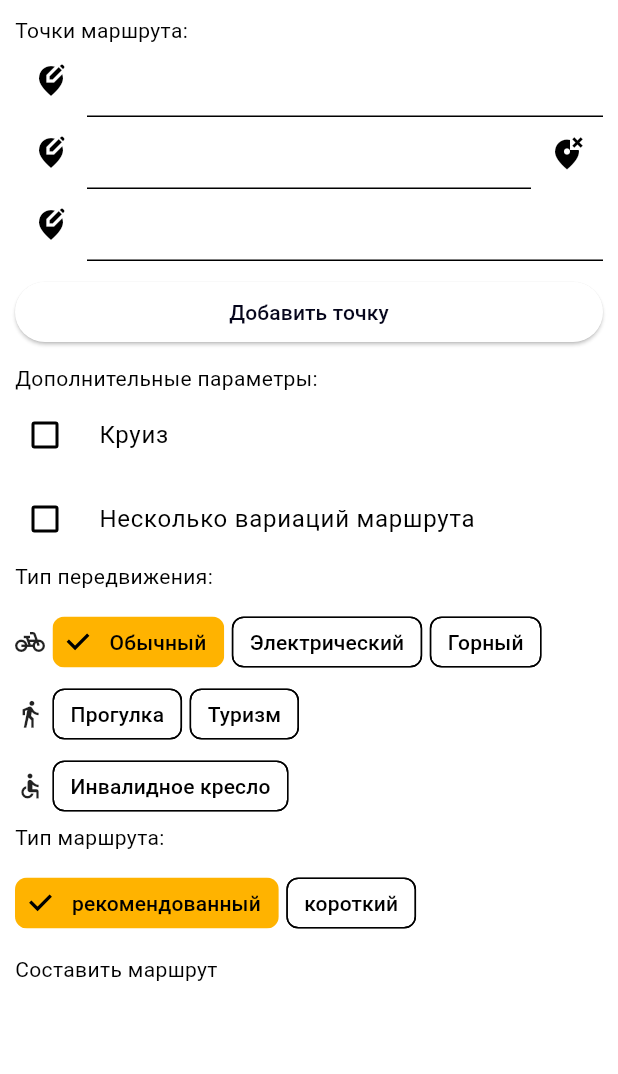
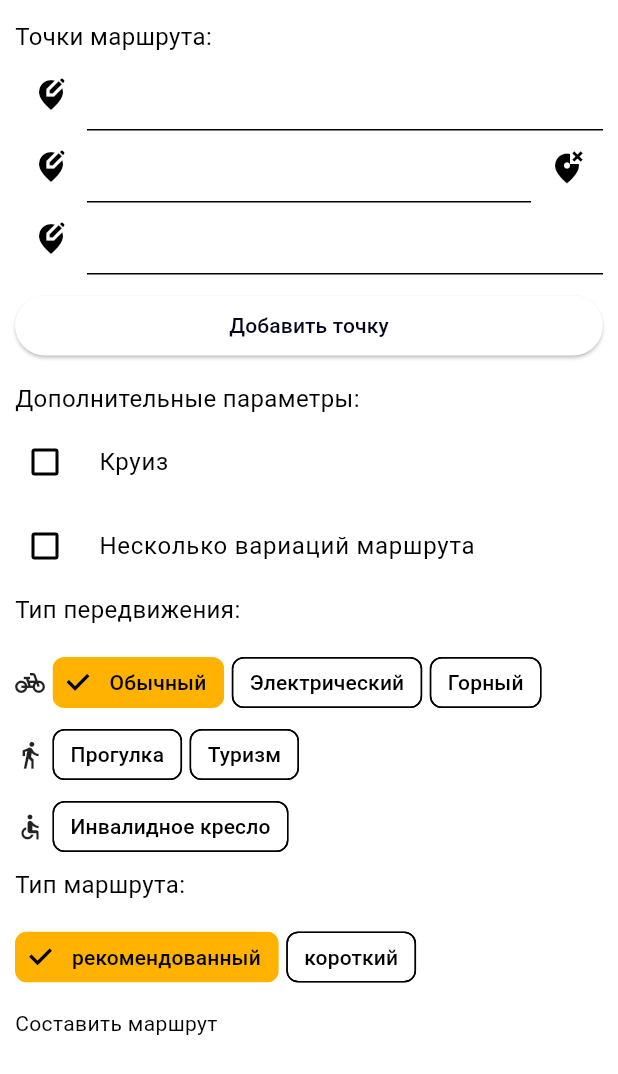
Before and after one commit to chan0nel/EcoStep, a Flutter app: the AddRouteTabView widget shown alone on an empty page, opened directly with empty values, after a tap on "Добавить точку", on a phone screen of 412 x 824 dp. Shown: the top 1074 px of the screen. Run offline on Flutter 3.47's test engine with Material 2 defaults, Android fonts, the phone set to English and light mode, and no system bars; our stand-ins replace cloud_firestore, dropdown_textfield, firebase_auth, firebase_core, flutter_keyboard_visibility, flutter_map and 6 more; missing offline and left inert: async_button, extended_tabs, open_route_service; accounts and stored records are empty; network calls fail.

Commit message:
upd search (func) and text style

```diff
--- a/lib/logic/list_provider.dart
+++ b/lib/logic/list_provider.dart
@@ -9,10 +9,6 @@ class ListModel extends ChangeNotifier {
   final Map<String, bool> _mapSearch = {
     'название': true,
     'пользователь': false,
-    // 'протяженность от': false,
-    // 'протяженность до': false,
-    // 'продолжительность от': false,
-    // 'продолжительность до': false,
     'тип передвижения': false,
     'с подъемом': false,
     'со спуском': false,
@@ -20,9 +16,16 @@ class ListModel extends ChangeNotifier {
 
   final Map<String, dynamic> _map = {
     'yours': [],
-    'saved': [],
+    'saves': [],
     'default': [],
     'other': []
+  };
+
+  final Map<String, bool> shown = {
+    'yours': true,
+    'saves': true,
+    'default': true,
+    'other': true
   };
 
   UnmodifiableMapView<String, dynamic> get search =>
@@ -41,9 +44,16 @@ class ListModel extends ChangeNotifier {
     notifyListeners();
   }
 
-  void setMap(key, val) {
-    _map[key] = val;
+  void changeShown(name) {
+    shown[name] = !shown[name]!;
     notifyListeners();
+  }
+
+  void setMap(mapp) {
+    mapp.forEach(
+      (key, value) => _map[key] = value,
+    );
+    //notifyListeners();
   }
 
   void clearMap(key, val) {
--- a/lib/logic/map_provider.dart
+++ b/lib/logic/map_provider.dart
@@ -19,6 +19,7 @@ class MapModel extends ChangeNotifier {
   final MapController mapController = MapController();
   final PanelController panelController = PanelController();
   ScrollController scrollController = ScrollController();
+  ScrollController scrollController1 = ScrollController();
   PageController pageController = PageController();
   final Map<String, dynamic> _states = {
     'editPoint': null,
@@ -197,8 +198,8 @@ class MapModel extends ChangeNotifier {
     _tabs['tab-view'].clear();
     _points.clear();
     _points.addAll([
-      {'ctrl': TextEditingController(), 'point': null},
-      {'ctrl': TextEditingController(), 'point': null}
+      {'ctrl': TextEditingController(), 'point': null, 'search': {}},
+      {'ctrl': TextEditingController(), 'point': null, 'search': {}}
     ]);
     _states['editPoint'] = null;
     _polylines.clear();
--- a/lib/logic/map_service.dart
+++ b/lib/logic/map_service.dart
@@ -115,7 +115,7 @@ class MapService {
       final searchPoints = List.from(jsonDecode(response.body)['features']);
       return {
         for (var v in searchPoints)
-          '${v['properties']['name']}, ${v['properties']['country'] == 'Белоруссия' ? 'Беларусь' : v['properties']['country']}':
+          '${v['properties']['name']} ${(v['properties']['country'] == 'Белоруссия' ? 'Беларусь' : v['properties']['country']) ?? ''}':
               LatLng(v['geometry']['coordinates'][1],
                   v['geometry']['coordinates'][0])
       };
--- a/lib/pages/map_page/add_route_tab_view.dart
+++ b/lib/pages/map_page/add_route_tab_view.dart
@@ -5,6 +5,7 @@ import 'package:diplom/logic/map_provider.dart';
 import 'package:diplom/logic/map_service.dart';
 import 'package:diplom/pages/map_page/route_tab.dart';
 import 'package:diplom/widgets/cust_field.dart';
+import 'package:diplom/widgets/cust_text.dart';
 import 'package:flutter/material.dart';
 import 'package:latlong2/latlong.dart';
 import 'package:provider/provider.dart';
@@ -145,12 +146,12 @@ class _AddRouteTabViewState extends State<AddRouteTabView> {
 
   @override
   Widget build(BuildContext context) {
-    return Consumer<MapModel>(
-      builder: (context, value, child) => ListView(
+    return Consumer<MapModel>(builder: (context, value, child) {
+      return ListView(
+        controller: value.scrollController,
         padding: const EdgeInsets.all(10),
-        controller: value.scrollController,
         children: <Widget>[
-          const Text('Точки маршрута:'),
+          const CustText('Точки маршрута:'),
           ListView.builder(
               padding: const EdgeInsets.all(0),
               shrinkWrap: true,
@@ -175,7 +176,7 @@ class _AddRouteTabViewState extends State<AddRouteTabView> {
                 child: const Text('Добавить точку'),
               )),
           const SizedBox(height: 10),
-          const Text('Дополнительные параметры:'),
+          const CustText('Дополнительные параметры:'),
           CheckboxListTile(
             contentPadding: const EdgeInsets.all(0),
             controlAffinity: ListTileControlAffinity.leading,
@@ -194,7 +195,7 @@ class _AddRouteTabViewState extends State<AddRouteTabView> {
             },
           ),
           option['round'] == 1
-              ? const Text('Предпочтительная длина маршрута:')
+              ? const CustText('Предпочтительная длина маршрута:')
               : const SizedBox.shrink(),
           option['round'] == 1
               ? Slider(
@@ -230,13 +231,13 @@ class _AddRouteTabViewState extends State<AddRouteTabView> {
               }
             },
           ),
-          const Text('Тип передвижения:'),
+          const CustText('Тип передвижения:'),
           const SizedBox(height: 10.0),
           _choiceRowChips(profileNames.sublist(0, 3), Icons.pedal_bike),
           _choiceRowChips(profileNames.sublist(3, 5), Icons.directions_walk),
           _choiceRowChips([profileNames[5]], Icons.accessible),
           option['round'] == 0
-              ? const Text('Тип маршрута:')
+              ? const CustText('Тип маршрута:')
               : const SizedBox.shrink(),
           option['round'] == 0
               ? const SizedBox(height: 10.0)
@@ -294,7 +295,7 @@ class _AddRouteTabViewState extends State<AddRouteTabView> {
             child: const Text('Составить маршрут'),
           )
         ],
-      ),
-    );
+      );
+    });
   }
 }
--- a/lib/pages/map_page/map_page.dart
+++ b/lib/pages/map_page/map_page.dart
@@ -180,6 +180,7 @@ class _MapPageState extends State<MapPage>
               ),
               panelBuilder: (ScrollController sc) {
                 value.scrollController = sc;
+                value.scrollController1 = sc;
                 return Column(
                   children: [
                     Container(
@@ -194,7 +195,11 @@ class _MapPageState extends State<MapPage>
                       ),
                     ),
                     TabBar(
+                      physics: const NeverScrollableScrollPhysics(),
                       onTap: (idx) {
+                        // if (_tabController.previousIndex == idx) {
+                        //   _tabController.animateTo(idx);
+                        // }
                         if (idx > 0) {
                           setState(() {
                             viewPolyline = value.viewPolylines[idx - 1];
@@ -210,11 +215,10 @@ class _MapPageState extends State<MapPage>
                     ),
                     Expanded(
                       child: ExtendedTabBarView(
-                        physics: const NeverScrollableClampingScrollPhysics(),
+                        link: false,
+                        physics: const NeverScrollableScrollPhysics(),
                         controller: _tabController,
                         children: _tabs['tab-view'].cast<Widget>(),
-                        shouldIgnorePointerWhenScrolling: false,
-                        cacheExtent: 2,
                       ),
                     )
                   ],
--- /dev/null
+++ b/lib/widgets/cust_text.dart
@@ -0,0 +1,22 @@
+import 'package:flutter/material.dart';
+
+class CustText extends StatelessWidget {
+  final String text;
+  const CustText(
+    this.text, {
+    super.key,
+  });
+
+  @override
+  Widget build(BuildContext context) {
+    return Padding(
+      padding: const EdgeInsets.symmetric(vertical: 3),
+      child: Text(
+        text,
+        style: const TextStyle(
+          fontSize: 16,
+        ),
+      ),
+    );
+  }
+}
```
Also changed, not shown: lib/pages/map_page/route_tab.dart (+12 -9 lines), lib/pages/routes_page/routes_list.dart (+69 -45 lines), lib/pages/routes_page/routes_page.dart (+52 -82 lines), lib/pages/routes_page/sliver_header.dart (+25 -4 lines), lib/widgets/info_chip.dart (added, +29 -0 lines), pubspec.lock.
